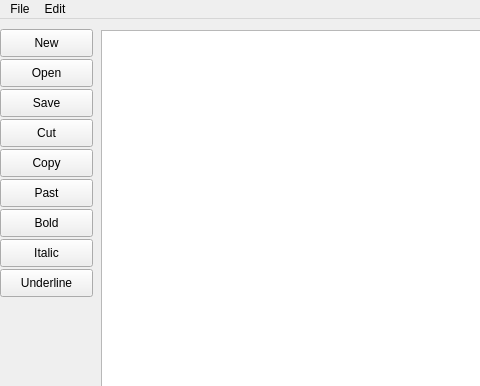
Old version of the form untitled.ui in the repository pooya-sharifi/Final-prog-ap; both pictures show x 0 to 480 and y 0 to 386 of the 1095 by 860 pixel window.
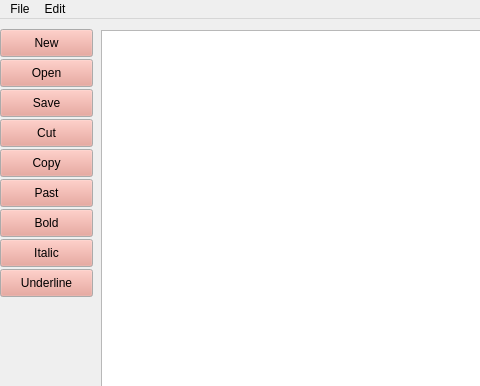
New version of the form.

Commit message: pooya :button colors commented

What changed in the file:
```diff
--- a/untitled.ui
+++ b/untitled.ui
@@ -10,6 +10,151 @@
     <height>860</height>
    </rect>
   </property>
+  <property name="palette">
+   <palette>
+    <active>
+     <colorrole role="WindowText">
+      <brush brushstyle="SolidPattern">
+       <color alpha="255">
+        <red>0</red>
+        <green>0</green>
+        <blue>0</blue>
+       </color>
+      </brush>
+     </colorrole>
+     <colorrole role="Button">
+      <brush brushstyle="SolidPattern">
+       <color alpha="255">
+        <red>232</red>
+        <green>153</green>
+        <blue>141</blue>
+       </color>
+      </brush>
+     </colorrole>
+     <colorrole role="Light">
+      <brush brushstyle="SolidPattern">
+       <color alpha="255">
+        <red>232</red>
+        <green>153</green>
+        <blue>141</blue>
+       </color>
+      </brush>
+     </colorrole>
+     <colorrole role="Shadow">
+      <brush brushstyle="SolidPattern">
+       <color alpha="255">
+        <red>238</red>
+        <green>210</green>
+        <blue>204</blue>
+       </color>
+      </brush>
+     </colorrole>
+     <colorrole role="Highlight">
+      <brush brushstyle="SolidPattern">
+       <color alpha="255">
+        <red>161</red>
+        <green>104</green>
+        <blue>58</blue>
+       </color>
+      </brush>
+     </colorrole>
+    </active>
+    <inactive>
+     <colorrole role="WindowText">
+      <brush brushstyle="SolidPattern">
+       <color alpha="255">
+        <red>0</red>
+        <green>0</green>
+        <blue>0</blue>
+       </color>
+      </brush>
+     </colorrole>
+     <colorrole role="Button">
+      <brush brushstyle="SolidPattern">
+       <color alpha="255">
+        <red>232</red>
+        <green>153</green>
+        <blue>141</blue>
+       </color>
+      </brush>
+     </colorrole>
+     <colorrole role="Light">
+      <brush brushstyle="SolidPattern">
+       <color alpha="255">
+        <red>232</red>
+        <green>153</green>
+        <blue>141</blue>
+       </color>
+      </brush>
+     </colorrole>
+     <colorrole role="Shadow">
+      <brush brushstyle="SolidPattern">
+       <color alpha="255">
+        <red>238</red>
+        <green>210</green>
+        <blue>204</blue>
+       </color>
+      </brush>
+     </colorrole>
+     <colorrole role="Highlight">
+      <brush brushstyle="SolidPattern">
+       <color alpha="255">
+        <red>161</red>
+        <green>104</green>
+        <blue>58</blue>
+       </color>
+      </brush>
+     </colorrole>
+    </inactive>
+    <disabled>
+     <colorrole role="WindowText">
+      <brush brushstyle="SolidPattern">
+       <color alpha="255">
+        <red>120</red>
+        <green>120</green>
+        <blue>120</blue>
+       </color>
+      </brush>
+     </colorrole>
+     <colorrole role="Button">
+      <brush brushstyle="SolidPattern">
+       <color alpha="255">
+        <red>232</red>
+        <green>153</green>
+        <blue>141</blue>
+       </color>
+      </brush>
+     </colorrole>
+     <colorrole role="Light">
+      <brush brushstyle="SolidPattern">
+       <color alpha="255">
+        <red>232</red>
+        <green>153</green>
+        <blue>141</blue>
+       </color>
+      </brush>
+     </colorrole>
+     <colorrole role="Shadow">
+      <brush brushstyle="SolidPattern">
+       <color alpha="255">
+        <red>238</red>
+        <green>210</green>
+        <blue>204</blue>
+       </color>
+      </brush>
+     </colorrole>
+     <colorrole role="Highlight">
+      <brush brushstyle="SolidPattern">
+       <color alpha="255">
+        <red>0</red>
+        <green>120</green>
+        <blue>215</blue>
+       </color>
+      </brush>
+     </colorrole>
+    </disabled>
+   </palette>
+  </property>
   <property name="windowTitle">
    <string>MainWindow</string>
   </property>
```
The commit also changes 1 other file.
